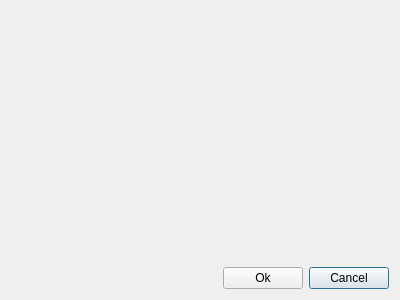
jpesperidiao/MOPA, file Gui/CustomWidgets/FeatureForms/featureForm.ui: the form before one commit.
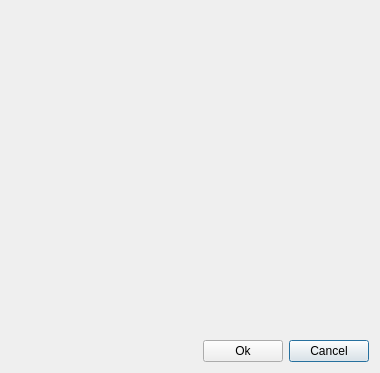
The form after the commit.

Commit message: edit button starts disabled by default

```diff
--- a/Gui/CustomWidgets/FeatureForms/featureForm.ui
+++ b/Gui/CustomWidgets/FeatureForms/featureForm.ui
@@ -6,8 +6,8 @@
    <rect>
     <x>0</x>
     <y>0</y>
-    <width>400</width>
-    <height>300</height>
+    <width>380</width>
+    <height>373</height>
    </rect>
   </property>
   <property name="windowTitle">
@@ -21,7 +21,7 @@
      </property>
      <property name="sizeHint" stdset="0">
       <size>
-       <width>228</width>
+       <width>208</width>
        <height>20</height>
       </size>
      </property>
```
The commit also changes 1 other file.
